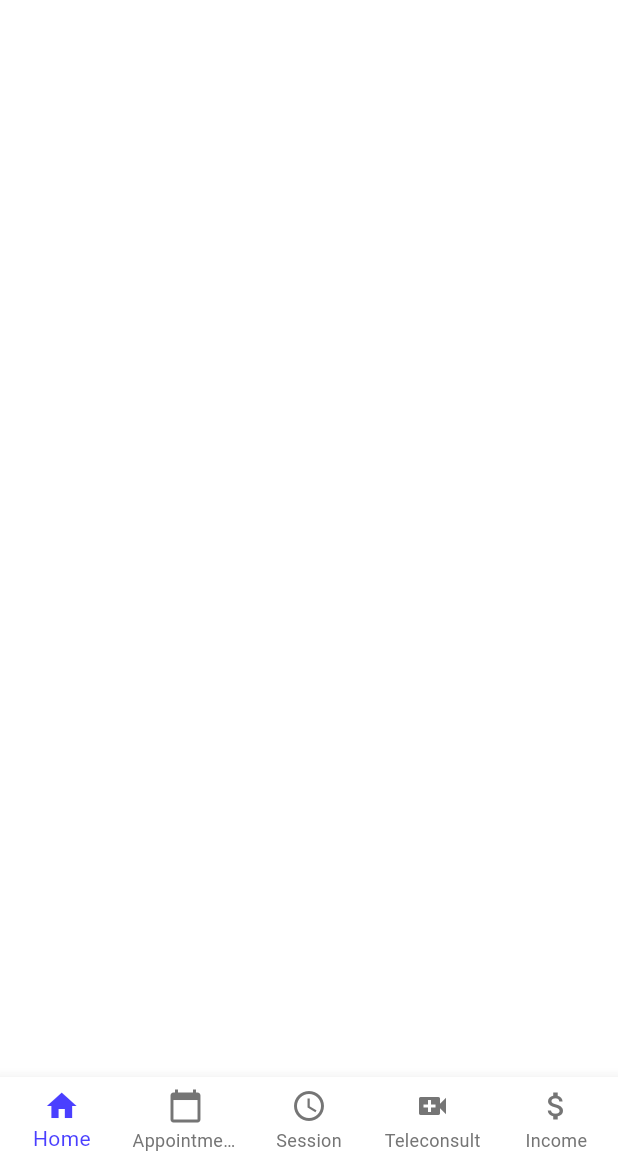
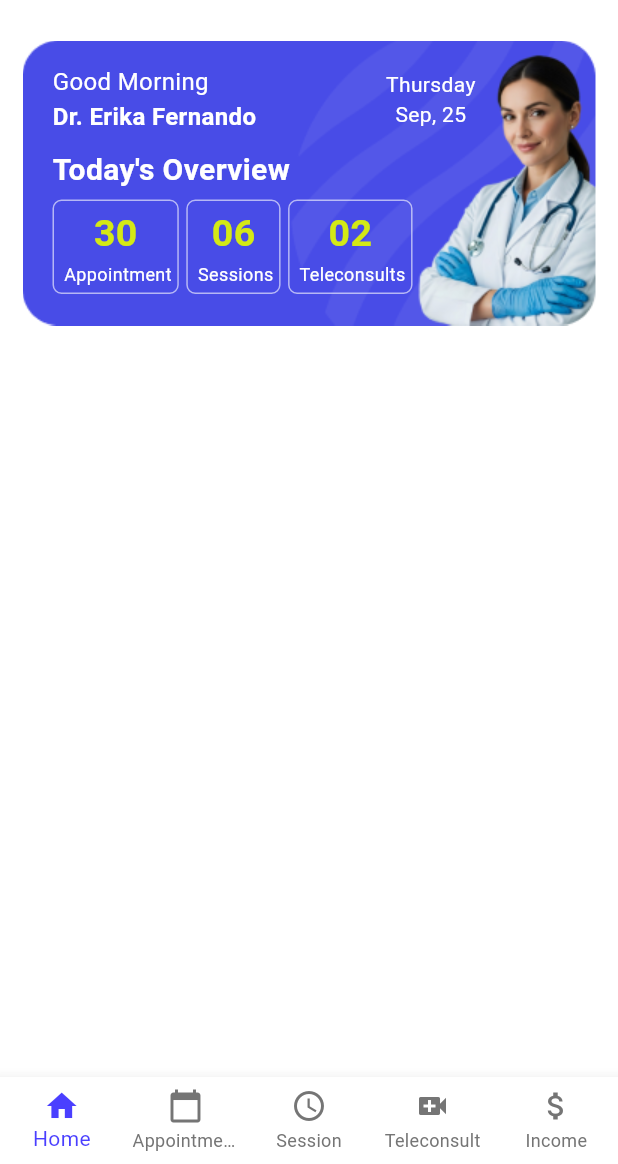
Before and after one commit to eChanneling-Revamp/Doctor-App, a Flutter app: the HomeScreen screen opened directly, on a phone screen of 412 x 824 dp, the part 72-1236 px from its top. Run offline on Flutter 3.47's test engine with Material 3 defaults, Android fonts, the phone set to English and light mode, and no system bars.

Commit message:
Add doctor overview card to home screen
Introduced a new DoctorOverviewCard widget displaying a greeting, date, and today's statistics (appointments, sessions, teleconsults) on the home screen. Updated HomeScreen to include this overview card in the main body layout.

```diff
--- a/doctorapp/lib/screens/home_screen.dart
+++ b/doctorapp/lib/screens/home_screen.dart
@@ -1,5 +1,6 @@
 import 'package:flutter/material.dart';
 import '../widgets/home_widgets/appbar_widgets.dart';
+import '../widgets/home_widgets/doctor_overview_widgets.dart';
 import '../widgets/home_widgets/navigation_bar_widgets.dart';
 
 class HomeScreen extends StatefulWidget {
@@ -17,6 +18,22 @@ class _HomeScreenState extends State<HomeScreen> {
     return Scaffold(
       backgroundColor: Colors.white,
       appBar: CustomAppBar(),
+      body: SingleChildScrollView(
+        physics: const BouncingScrollPhysics(),
+        child: Column(
+          crossAxisAlignment: CrossAxisAlignment.start,
+          children: [
+            // Header with logo and navigation
+           // const HomeHeaderWidget(),
+
+            // Doctor overview card
+            const DoctorOverviewCard(),
+
+            const SizedBox(height: 5),
+            const SizedBox(height: 80), // Space for bottom navigation
+          ],
+        ),
+      ),
       bottomNavigationBar: HomeBottomNavigationBar(
         currentIndex: _currentIndex,
         onTap: (index) {
--- /dev/null
+++ b/doctorapp/lib/widgets/home_widgets/doctor_overview_widgets.dart
@@ -0,0 +1,143 @@
+import 'package:flutter/material.dart';
+
+class DoctorOverviewCard extends StatelessWidget {
+  const DoctorOverviewCard({super.key});
+
+  @override
+  Widget build(BuildContext context) {
+    return Container(
+      margin: const EdgeInsets.all(15),
+      decoration: BoxDecoration(
+        borderRadius: BorderRadius.circular(20),
+        image: const DecorationImage(
+          image: AssetImage('assets/images/Mask group.png'),
+          fit: BoxFit.contain,
+        ),
+      ),
+      child: Container(
+        padding: const EdgeInsets.all(20),
+        decoration: BoxDecoration(borderRadius: BorderRadius.circular(20)),
+        child: Column(
+          mainAxisSize: MainAxisSize.min,
+          crossAxisAlignment: CrossAxisAlignment.start,
+          children: [
+            // Header row with greeting and date
+            Row(
+              mainAxisAlignment: MainAxisAlignment.spaceBetween,
+              children: [
+                Column(
+                  crossAxisAlignment: CrossAxisAlignment.start,
+                  children: [
+                    const Text(
+                      'Good Morning',
+                      style: TextStyle(
+                        color: Colors.white,
+                        fontSize: 16,
+                        fontWeight: FontWeight.w400,
+                      ),
+                    ),
+                    const Text(
+                      'Dr. Erika Fernando',
+                      style: TextStyle(
+                        color: Colors.white,
+                        fontSize: 16,
+                        fontWeight: FontWeight.w600,
+                      ),
+                    ),
+                  ],
+                ),
+                Padding(
+                  padding: const EdgeInsets.only(right: 60),
+                  child: Column(
+                    crossAxisAlignment: CrossAxisAlignment.center,
+                    children: [
+                      const Text(
+                        'Thursday',
+                        style: TextStyle(
+                          color: Colors.white,
+                          fontSize: 14,
+                          fontWeight: FontWeight.w400,
+                        ),
+                      ),
+                      const Text(
+                        'Sep, 25',
+                        style: TextStyle(
+                          color: Colors.white,
+                          fontSize: 14,
+                          fontWeight: FontWeight.w400,
+                        ),
+                      ),
+                    ],
+                  ),
+                ),
+              ],
+            ),
+
+            const SizedBox(height: 10),
+
+            // Today's Overview title
+            const Text(
+              "Today's Overview",
+              style: TextStyle(
+                color: Colors.white,
+                fontSize: 20,
+                fontWeight: FontWeight.w600,
+              ),
+            ),
+
+            const SizedBox(height: 5), // Statistics row
+            Row(
+              children: [
+                _buildStatItem('30', ' Appointment '),
+                const SizedBox(width: 5),
+                _buildStatItem('06', ' Sessions '),
+                const SizedBox(width: 5),
+                _buildStatItem('02', ' Teleconsults '),
+                // const SizedBox(width: 10),
+              ],
+            ),
+
+            const SizedBox(height: 5),
+          ],
+        ),
+      ),
+    );
+  }
+
+  Widget _buildStatItem(String number, String label) {
+    return Flexible(
+      child: Container(
+        padding: const EdgeInsets.symmetric(horizontal: 2, vertical: 4),
+        decoration: BoxDecoration(
+          // color: Colors.white.withOpacity(0.2),
+          borderRadius: BorderRadius.circular(6),
+          border: Border.all(color: Colors.white.withOpacity(0.6)),
+        ),
+        child: Column(
+          mainAxisSize: MainAxisSize.min,
+          children: [
+            Text(
+              number,
+              style: const TextStyle(
+                color: Color.fromARGB(255, 212, 233, 21),
+                fontSize: 25,
+                fontWeight: FontWeight.bold,
+              ),
+            ),
+            Text(
+              label,
+              style: const TextStyle(
+                color: Colors.white,
+                fontSize: 12,
+                fontWeight: FontWeight.w400,
+              ),
+              textAlign: TextAlign.center,
+              maxLines: 1,
+              overflow: TextOverflow.ellipsis,
+            ),
+          ],
+        ),
+      ),
+    );
+  }
+}
```
